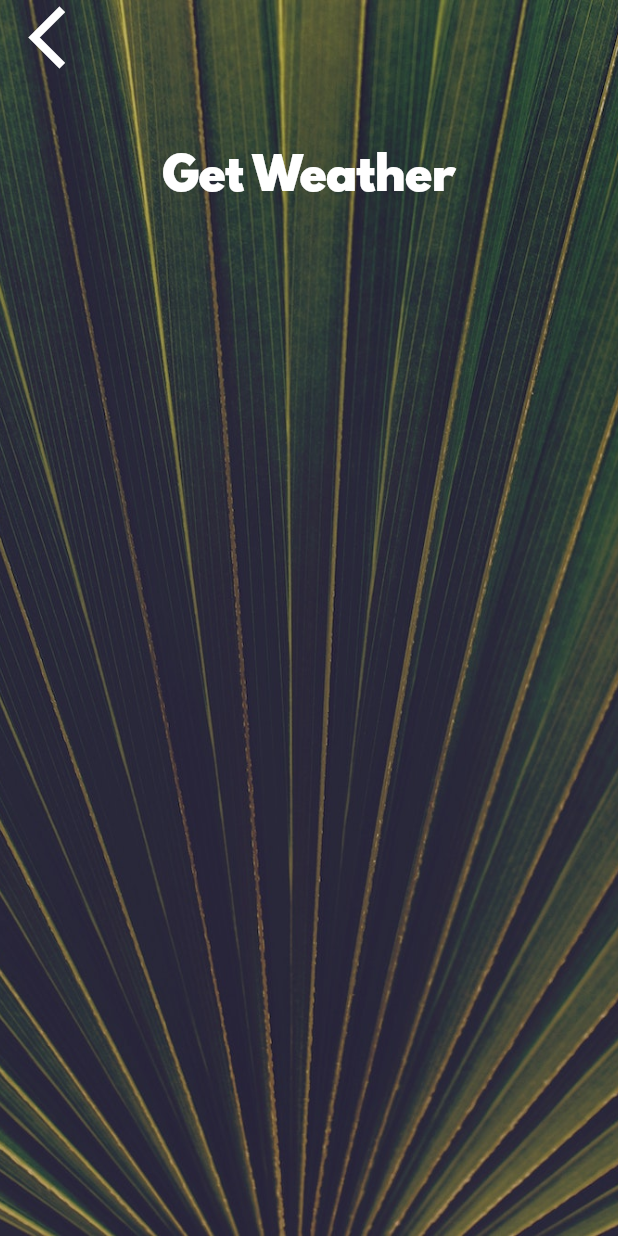
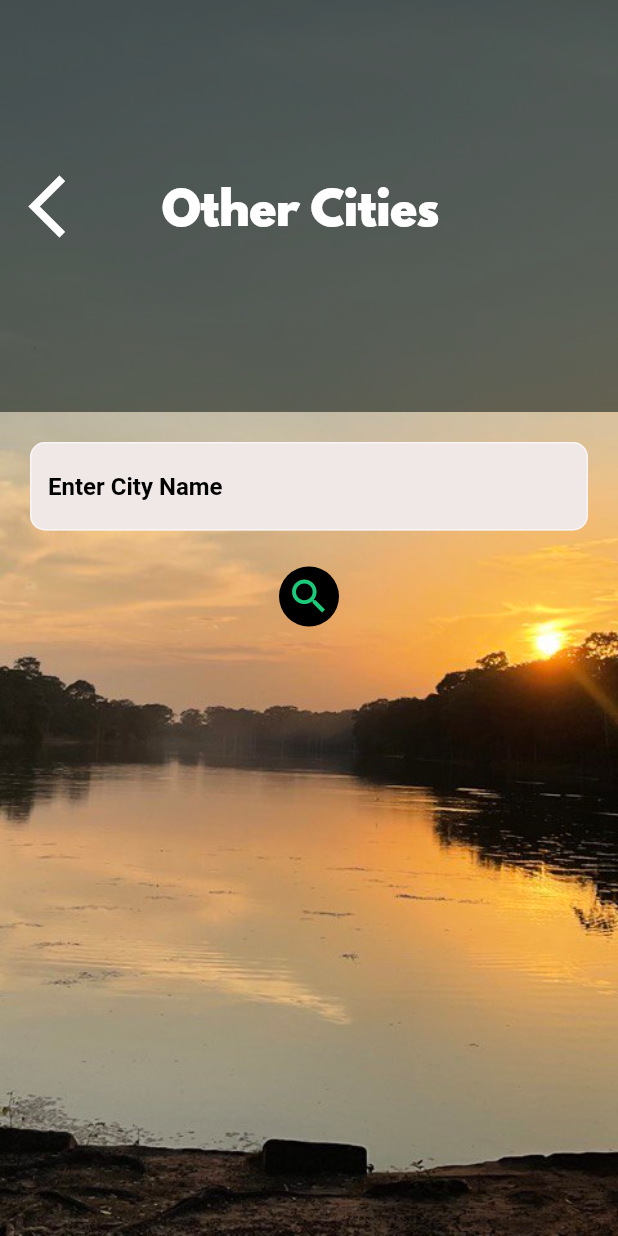
Before and after one commit to vattvichet/Weather-App, a Flutter app: the CityScreen screen opened directly, on a phone screen of 412 x 824 dp. Run offline on Flutter 3.47's test engine with Material 2 defaults, Android fonts, the phone set to English and light mode, and no system bars; our stand-ins replace flutter_spinkit, geolocator.

```diff
--- a/lib/screens/city_screen.dart
+++ b/lib/screens/city_screen.dart
@@ -1,3 +1,5 @@
+// ignore_for_file: deprecated_member_use
+
 import 'package:flutter/material.dart';
 import 'package:clima/utilities/constants.dart';
 
@@ -7,44 +9,87 @@ class CityScreen extends StatefulWidget {
 }
 
 class _CityScreenState extends State<CityScreen> {
+  String cityNameInput;
   @override
   Widget build(BuildContext context) {
     return Scaffold(
       body: Container(
         decoration: BoxDecoration(
           image: DecorationImage(
-            image: AssetImage('images/city_background.jpg'),
+            image: AssetImage('images/weatherBackground.jpeg'),
             fit: BoxFit.cover,
           ),
         ),
         constraints: BoxConstraints.expand(),
-        child: SafeArea(
         child: Column(
           children: <Widget>[
-              Align(
-                alignment: Alignment.topLeft,
-                child: FlatButton(
-                  onPressed: () {},
+            Expanded(
+              flex: 1,
+              child: Container(
+                alignment: Alignment.center,
+                color: Color.fromARGB(153, 22, 31, 26),
+                child: Row(
+                  crossAxisAlignment: CrossAxisAlignment.center,
+                  mainAxisAlignment: MainAxisAlignment.start,
+                  children: [
+                    FlatButton(
+                      onPressed: () {
+                        Navigator.pop(context);
+                      },
                       child: Icon(
                         Icons.arrow_back_ios,
                         size: 50.0,
                       ),
                     ),
+                    SizedBox(
+                      width: 20,
                     ),
+                    Text(
+                      'Other Cities',
+                      style: kButtonTextStyle,
+                    ),
+                  ],
+                ),
+              ),
+            ),
+            Expanded(
+              flex: 2,
+              child: Column(
+                children: [
                   Container(
-                padding: EdgeInsets.all(20.0),
-                child: null,
+                    alignment: Alignment.topCenter,
+                    padding: EdgeInsets.all(20),
+                    child: TextField(
+                      enableSuggestions: true,
+                      autocorrect: true,
+                      style: TextStyle(
+                        color: Colors.black,
+                        fontWeight: FontWeight.bold,
+                      ),
+                      decoration: kTextFieldInpuDecoration,
+                      onChanged: (value) {
+                        cityNameInput = value;
+                      },
+                    ),
                   ),
                   FlatButton(
-                onPressed: () {},
-                child: Text(
-                  'Get Weather',
-                  style: kButtonTextStyle,
+                    onPressed: () {
+                      Navigator.pop(context, cityNameInput);
+                    },
+                    child: CircleAvatar(
+                      radius: 20,
+                      child: Icon(
+                        Icons.search,
+                        size: 30,
+                        color: Color.fromARGB(255, 26, 203, 121),
+                      ),
                     ),
                   ),
                 ],
               ),
             ),
+          ],
+        ),
       ),
     );
   }
--- a/lib/services/networking.dart
+++ b/lib/services/networking.dart
@@ -13,7 +13,8 @@ class NetworkHelper {
       String data = response.body;
       return jsonDecode(data);
     } else {
-      print(response.statusCode);
+      print('response status: ${response.statusCode}');
+      return null;
     }
   }
 }
--- a/lib/utilities/constants.dart
+++ b/lib/utilities/constants.dart
@@ -21,3 +21,15 @@ const kButtonTextStyle = TextStyle(
 const kConditionTextStyle = TextStyle(
   fontSize: 100.0,
 );
+
+var kTextFieldInpuDecoration = InputDecoration(
+  border: OutlineInputBorder(
+    borderRadius: BorderRadius.circular(10.0),
+  ),
+  filled: true,
+  fillColor: Color.fromARGB(255, 240, 231, 231),
+  hintText: "Enter City Name",
+  hintStyle: TextStyle(
+    color: Colors.black,
+  ),
+);
```
Also changed, not shown: lib/screens/location_screen.dart (+22 -7 lines), lib/services/weather.dart (+9 -1 lines), images/weatherBackground.jpeg (added), 1 other file. Lines whose indentation alone changed are shown as unchanged.
